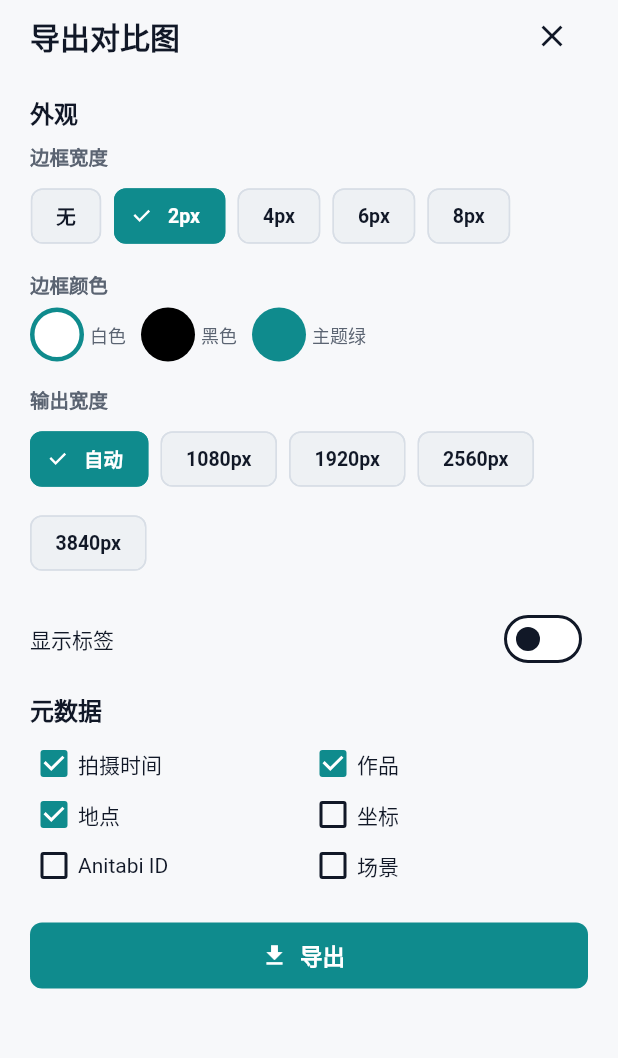
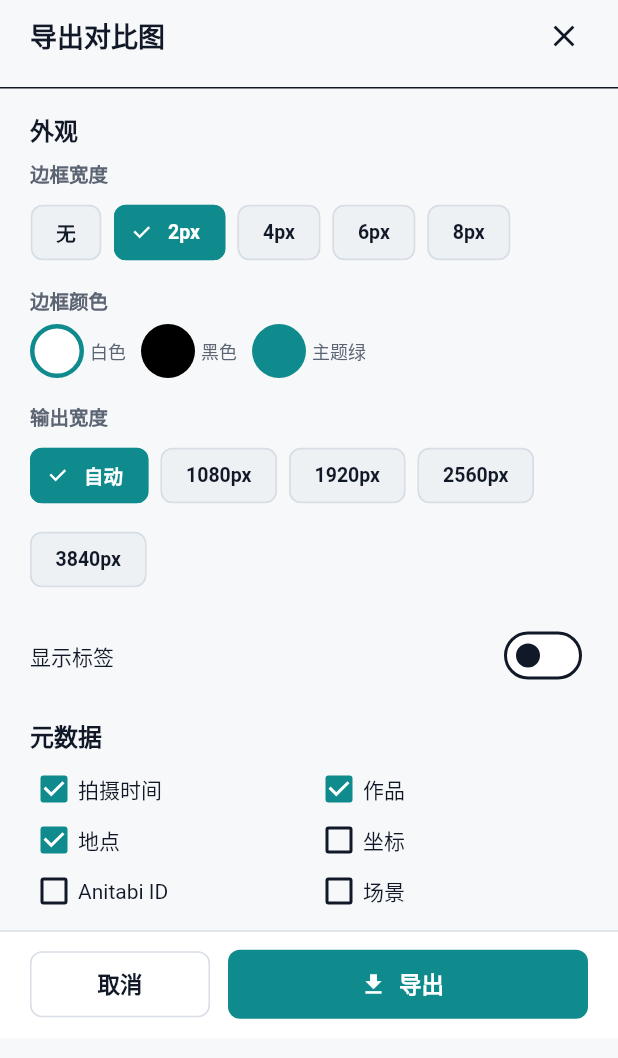
Before and after one commit to BilyHurington/MiriaGo, a Flutter app: the ComparisonExportSheet widget shown alone on an empty page, opened directly with empty values, on a phone screen of 412 x 824 dp. Shown: the top 1058 px of the screen. Run offline on Flutter 3.47's test engine with Material 3 defaults, Android fonts, the light colour scheme and no system bars; our stand-ins replace drift, flutter_map, geolocator, image_picker, latlong2, permission_handler; missing offline and left inert: camerawesome; accounts and stored records are empty; generated files the repository leaves out were written again; statements that could not run were skipped.

Commit message:
fix: constrain comparison export sheet layout

```diff
--- a/lib/records/comparison_export_sheet.dart
+++ b/lib/records/comparison_export_sheet.dart
@@ -60,257 +60,42 @@ class _ComparisonExportSheetState extends State<ComparisonExportSheet> {
   @override
   Widget build(BuildContext context) {
     final bottomInset = MediaQuery.paddingOf(context).bottom;
+    final sheetHeight = MediaQuery.sizeOf(context).height * 0.84;
 
     return SafeArea(
       top: false,
-      child: Padding(
-        padding: EdgeInsets.fromLTRB(20, 0, 20, 20 + bottomInset),
+      child: SizedBox(
+        height: sheetHeight,
         child: Column(
-          mainAxisSize: MainAxisSize.min,
           crossAxisAlignment: CrossAxisAlignment.start,
           children: [
-            Row(
-              children: [
-                const Expanded(
-                  child: Text(
-                    '导出对比图',
-                    style: TextStyle(
-                      fontSize: 20,
-                      fontWeight: FontWeight.w800,
-                      letterSpacing: 0,
+            _SheetHeader(exporting: _exporting),
+            const Divider(height: 1),
+            Expanded(
+              child: SingleChildScrollView(
+                padding: const EdgeInsets.fromLTRB(20, 16, 20, 18),
+                child: Column(
+                  crossAxisAlignment: CrossAxisAlignment.start,
+                  children: [
+                    _AppearanceSection(
+                      config: _config,
+                      borderColorOptions: _borderColorOptions,
+                      borderColorLabels: _borderColorLabels,
+                      onChanged: (config) => setState(() => _config = config),
                     ),
-                  ),
+                    const SizedBox(height: 18),
+                    _MetadataSection(
+                      config: _config,
+                      onChanged: (config) => setState(() => _config = config),
+                    ),
+                  ],
                 ),
-                IconButton(
-                  onPressed: () => Navigator.of(context).pop(),
-                  icon: const Icon(Icons.close),
-                ),
-              ],
-            ),
-            const SizedBox(height: 16),
-            const _SectionLabel('外观'),
-            const SizedBox(height: 8),
-            const Text(
-              '边框宽度',
-              style: TextStyle(
-                color: AppColors.textSecondary,
-                fontSize: 13,
-                fontWeight: FontWeight.w700,
-                letterSpacing: 0,
               ),
             ),
-            const SizedBox(height: 6),
-            Wrap(
-              spacing: 8,
-              runSpacing: 8,
-              children: ComparisonBorderWidth.values.map((bw) {
-                return ChoiceChip(
-                  label: Text(
-                    bw.label,
-                    style: TextStyle(
-                      color: _config.borderWidth == bw
-                          ? Colors.white
-                          : AppColors.textPrimary,
-                      fontSize: 13,
-                      fontWeight: FontWeight.w700,
-                      letterSpacing: 0,
-                    ),
-                  ),
-                  selected: _config.borderWidth == bw,
-                  selectedColor: AppColors.accent,
-                  backgroundColor: AppColors.surfaceMuted,
-                  side: BorderSide(
-                    color: _config.borderWidth == bw
-                        ? AppColors.accent
-                        : AppColors.border,
-                  ),
-                  shape: RoundedRectangleBorder(
-                    borderRadius: BorderRadius.circular(8),
-                  ),
-                  onSelected: (_) {
-                    setState(() => _config = _config.copyWith(borderWidth: bw));
-                  },
-                );
-              }).toList(growable: false),
-            ),
-            const SizedBox(height: 12),
-            const Text(
-              '边框颜色',
-              style: TextStyle(
-                color: AppColors.textSecondary,
-                fontSize: 13,
-                fontWeight: FontWeight.w700,
-                letterSpacing: 0,
-              ),
-            ),
-            const SizedBox(height: 6),
-            Row(
-              children: [
-                for (var i = 0; i < _borderColorOptions.length; i += 1) ...[
-                  if (i > 0) const SizedBox(width: 10),
-                  GestureDetector(
-                    onTap: () {
-                      setState(() {
-                        _config = _config.copyWith(
-                          borderColor: _borderColorOptions[i],
-                        );
-                      });
-                    },
-                    child: Container(
-                      width: 36,
-                      height: 36,
-                      decoration: BoxDecoration(
-                        color: _borderColorOptions[i],
-                        shape: BoxShape.circle,
-                        border: Border.all(
-                          color: _config.borderColor == _borderColorOptions[i]
-                              ? AppColors.accent
-                              : _borderColorOptions[i] == Colors.white
-                                  ? AppColors.border
-                                  : Colors.transparent,
-                          width: _config.borderColor == _borderColorOptions[i]
-                              ? 3
-                              : 1,
-                        ),
-                      ),
-                    ),
-                  ),
-                  const SizedBox(width: 4),
-                  Text(
-                    _borderColorLabels[i],
-                    style: const TextStyle(
-                      fontSize: 12,
-                      color: AppColors.textSecondary,
-                      letterSpacing: 0,
-                    ),
-                  ),
-                ],
-              ],
-            ),
-            const SizedBox(height: 16),
-            const Text(
-              '输出宽度',
-              style: TextStyle(
-                color: AppColors.textSecondary,
-                fontSize: 13,
-                fontWeight: FontWeight.w700,
-                letterSpacing: 0,
-              ),
-            ),
-            const SizedBox(height: 6),
-            Wrap(
-              spacing: 8,
-              runSpacing: 8,
-              children: ComparisonOutputWidth.values.map((ow) {
-                return ChoiceChip(
-                  label: Text(
-                    ow.label,
-                    style: TextStyle(
-                      color: _config.outputWidth == ow
-                          ? Colors.white
-                          : AppColors.textPrimary,
-                      fontSize: 13,
-                      fontWeight: FontWeight.w700,
-                      letterSpacing: 0,
-                    ),
-                  ),
-                  selected: _config.outputWidth == ow,
-                  selectedColor: AppColors.accent,
-                  backgroundColor: AppColors.surfaceMuted,
-                  side: BorderSide(
-                    color: _config.outputWidth == ow
-                        ? AppColors.accent
-                        : AppColors.border,
-                  ),
-                  shape: RoundedRectangleBorder(
-                    borderRadius: BorderRadius.circular(8),
-                  ),
-                  onSelected: (_) {
-                    setState(() =>
-                        _config = _config.copyWith(outputWidth: ow));
-                  },
-                );
-              }).toList(growable: false),
-            ),
-            const SizedBox(height: 16),
-            Row(
-              children: [
-                const Text(
-                  '显示标签',
-                  style: TextStyle(fontSize: 14, letterSpacing: 0),
-                ),
-                const Spacer(),
-                Switch(
-                  value: _config.showLabels,
-                  onChanged: (v) {
-                    setState(() => _config = _config.copyWith(showLabels: v));
-                  },
-                ),
-              ],
-            ),
-            const SizedBox(height: 12),
-            const _SectionLabel('元数据'),
-            const SizedBox(height: 8),
-            Wrap(
-              spacing: 4,
-              runSpacing: 2,
-              children: ComparisonMetadataField.values.map((field) {
-                final selected = _config.metadataFields.contains(field);
-                return SizedBox(
-                  width: (MediaQuery.of(context).size.width - 48) / 2,
-                  child: Row(
-                    children: [
-                      Checkbox(
-                        value: selected,
-                        onChanged: (_) {
-                          setState(() {
-                            final updated =
-                                Set<ComparisonMetadataField>.from(
-                                    _config.metadataFields);
-                            if (selected) {
-                              updated.remove(field);
-                            } else {
-                              updated.add(field);
-                            }
-                            _config =
-                                _config.copyWith(metadataFields: updated);
-                          });
-                        },
-                        materialTapTargetSize:
-                            MaterialTapTargetSize.shrinkWrap,
-                        visualDensity: VisualDensity.compact,
-                      ),
-                      Expanded(
-                        child: Text(
-                          field.label,
-                          style: const TextStyle(
-                            fontSize: 14,
-                            letterSpacing: 0,
-                          ),
-                        ),
-                      ),
-                    ],
-                  ),
-                );
-              }).toList(growable: false),
-            ),
-            const SizedBox(height: 20),
-            SizedBox(
-              width: double.infinity,
-              child: FilledButton.icon(
-                onPressed: _exporting ? null : _doExport,
-                icon: _exporting
-                    ? const SizedBox(
-                        width: 18,
-                        height: 18,
-                        child: CircularProgressIndicator(
-                          strokeWidth: 2,
-                          color: Colors.white,
-                        ),
-                      )
-                    : const Icon(Icons.download, size: 18),
-                label: Text(_exporting ? '导出中...' : '导出'),
-              ),
+            _SheetFooter(
+              bottomInset: bottomInset,
+              exporting: _exporting,
+              onExport: _doExport,
             ),
           ],
         ),
@@ -337,10 +122,341 @@ class _ComparisonExportSheetState extends State<ComparisonExportSheet> {
       ImageViewerScreen.show(context, filePath: path);
     } else {
       setState(() => _exporting = false);
-      ScaffoldMessenger.of(context).showSnackBar(
-        const SnackBar(content: Text('导出失败，请稍后重试。')),
-      );
+      ScaffoldMessenger.of(
+        context,
+      ).showSnackBar(const SnackBar(content: Text('导出失败，请稍后重试。')));
     }
+  }
+}
+
+class _SheetHeader extends StatelessWidget {
+  const _SheetHeader({required this.exporting});
+
+  final bool exporting;
+
+  @override
+  Widget build(BuildContext context) {
+    return Padding(
+      padding: const EdgeInsets.fromLTRB(20, 0, 12, 10),
+      child: Row(
+        children: [
+          const Expanded(
+            child: Text(
+              '导出对比图',
+              style: TextStyle(
+                fontSize: 18,
+                fontWeight: FontWeight.w800,
+                letterSpacing: 0,
+              ),
+            ),
+          ),
+          IconButton(
+            tooltip: '关闭',
+            onPressed: exporting ? null : () => Navigator.of(context).pop(),
+            icon: const Icon(Icons.close),
+          ),
+        ],
+      ),
+    );
+  }
+}
+
+class _AppearanceSection extends StatelessWidget {
+  const _AppearanceSection({
+    required this.config,
+    required this.borderColorOptions,
+    required this.borderColorLabels,
+    required this.onChanged,
+  });
+
+  final ComparisonExportConfig config;
+  final List<Color> borderColorOptions;
+  final List<String> borderColorLabels;
+  final ValueChanged<ComparisonExportConfig> onChanged;
+
+  @override
+  Widget build(BuildContext context) {
+    return Column(
+      crossAxisAlignment: CrossAxisAlignment.start,
+      children: [
+        const _SectionLabel('外观'),
+        const SizedBox(height: 8),
+        const _FieldLabel('边框宽度'),
+        const SizedBox(height: 6),
+        Wrap(
+          spacing: 8,
+          runSpacing: 8,
+          children: ComparisonBorderWidth.values
+              .map((bw) {
+                return _OptionChip(
+                  label: bw.label,
+                  selected: config.borderWidth == bw,
+                  onSelected: () => onChanged(config.copyWith(borderWidth: bw)),
+                );
+              })
+              .toList(growable: false),
+        ),
+        const SizedBox(height: 12),
+        const _FieldLabel('边框颜色'),
+        const SizedBox(height: 6),
+        Wrap(
+          spacing: 10,
+          runSpacing: 8,
+          children: [
+            for (var i = 0; i < borderColorOptions.length; i += 1)
+              _ColorOption(
+                color: borderColorOptions[i],
+                label: borderColorLabels[i],
+                selected: config.borderColor == borderColorOptions[i],
+                onTap: () => onChanged(
+                  config.copyWith(borderColor: borderColorOptions[i]),
+                ),
+              ),
+          ],
+        ),
+        const SizedBox(height: 16),
+        const _FieldLabel('输出宽度'),
+        const SizedBox(height: 6),
+        Wrap(
+          spacing: 8,
+          runSpacing: 8,
+          children: ComparisonOutputWidth.values
+              .map((ow) {
+                return _OptionChip(
+                  label: ow.label,
+                  selected: config.outputWidth == ow,
+                  onSelected: () => onChanged(config.copyWith(outputWidth: ow)),
+                );
+              })
+              .toList(growable: false),
+        ),
+        const SizedBox(height: 16),
+        Row(
+          children: [
+            const Text(
+              '显示标签',
+              style: TextStyle(fontSize: 14, letterSpacing: 0),
+            ),
+            const Spacer(),
+            Switch(
+              value: config.showLabels,
+              onChanged: (v) => onChanged(config.copyWith(showLabels: v)),
+            ),
+          ],
+        ),
+      ],
+    );
+  }
+}
+
+class _MetadataSection extends StatelessWidget {
+  const _MetadataSection({required this.config, required this.onChanged});
+
+  final ComparisonExportConfig config;
+  final ValueChanged<ComparisonExportConfig> onChanged;
+
+  @override
+  Widget build(BuildContext context) {
+    return Column(
+      crossAxisAlignment: CrossAxisAlignment.start,
+      children: [
+        const _SectionLabel('元数据'),
+        const SizedBox(height: 8),
+        LayoutBuilder(
+          builder: (context, constraints) {
+            final itemWidth = constraints.maxWidth >= 360
+                ? (constraints.maxWidth - 8) / 2
+                : constraints.maxWidth;
+
+            return Wrap(
+              spacing: 8,
+              runSpacing: 2,
+              children: ComparisonMetadataField.values
+                  .map((field) {
+                    final selected = config.metadataFields.contains(field);
+                    return SizedBox(
+                      width: itemWidth,
+                      child: Row(
+                        children: [
+                          Checkbox(
+                            value: selected,
+                            onChanged: (_) {
+                              final updated = Set<ComparisonMetadataField>.from(
+                                config.metadataFields,
+                              );
+                              if (selected) {
+                                updated.remove(field);
+                              } else {
+                                updated.add(field);
+                              }
+                              onChanged(
+                                config.copyWith(metadataFields: updated),
+                              );
+                            },
+                            materialTapTargetSize:
+                                MaterialTapTargetSize.shrinkWrap,
+                            visualDensity: VisualDensity.compact,
+                          ),
+                          Expanded(
+                            child: Text(
+                              field.label,
+                              style: const TextStyle(
+                                fontSize: 14,
+                                letterSpacing: 0,
+                              ),
+                            ),
+                          ),
+                        ],
+                      ),
+                    );
+                  })
+                  .toList(growable: false),
+            );
+          },
+        ),
+      ],
+    );
+  }
+}
+
+class _SheetFooter extends StatelessWidget {
+  const _SheetFooter({
+    required this.bottomInset,
+    required this.exporting,
+    required this.onExport,
+  });
+
+  final double bottomInset;
+  final bool exporting;
+  final VoidCallback onExport;
+
+  @override
+  Widget build(BuildContext context) {
+    return DecoratedBox(
+      decoration: const BoxDecoration(
+        color: AppColors.surface,
+        border: Border(top: BorderSide(color: AppColors.border)),
+      ),
+      child: Padding(
+        padding: EdgeInsets.fromLTRB(20, 12, 20, 12 + bottomInset),
+        child: Row(
+          children: [
+            Expanded(
+              child: OutlinedButton(
+                onPressed: exporting ? null : () => Navigator.of(context).pop(),
+                child: const Text('取消'),
+              ),
+            ),
+            const SizedBox(width: 12),
+            Expanded(
+              flex: 2,
+              child: FilledButton.icon(
+                onPressed: exporting ? null : onExport,
+                icon: exporting
+                    ? const SizedBox(
+                        width: 18,
+                        height: 18,
+                        child: CircularProgressIndicator(
+                          strokeWidth: 2,
+                          color: Colors.white,
+                        ),
+                      )
+                    : const Icon(Icons.download, size: 18),
+                label: Text(exporting ? '导出中...' : '导出'),
+                style: FilledButton.styleFrom(
+                  minimumSize: const Size.fromHeight(46),
+                ),
+              ),
+            ),
+          ],
+        ),
+      ),
+    );
+  }
+}
+
+class _OptionChip extends StatelessWidget {
+  const _OptionChip({
+    required this.label,
+    required this.selected,
+    required this.onSelected,
+  });
+
+  final String label;
+  final bool selected;
+  final VoidCallback onSelected;
+
+  @override
+  Widget build(BuildContext context) {
+    return ChoiceChip(
+      label: Text(
+        label,
+        style: TextStyle(
+          color: selected ? Colors.white : AppColors.textPrimary,
+          fontSize: 13,
+          fontWeight: FontWeight.w700,
+          letterSpacing: 0,
+        ),
+      ),
+      selected: selected,
+      selectedColor: AppColors.accent,
+      backgroundColor: AppColors.surfaceMuted,
+      side: BorderSide(color: selected ? AppColors.accent : AppColors.border),
+      shape: RoundedRectangleBorder(borderRadius: BorderRadius.circular(8)),
+      onSelected: (_) => onSelected(),
+    );
+  }
+}
+
+class _ColorOption extends StatelessWidget {
+  const _ColorOption({
+    required this.color,
+    required this.label,
+    required this.selected,
+    required this.onTap,
+  });
+
+  final Color color;
+  final String label;
+  final bool selected;
+  final VoidCallback onTap;
+
+  @override
+  Widget build(BuildContext context) {
+    return InkWell(
+      borderRadius: BorderRadius.circular(18),
+      onTap: onTap,
+      child: Row(
+        mainAxisSize: MainAxisSize.min,
+        children: [
+          Container(
+            width: 36,
+            height: 36,
+            decoration: BoxDecoration(
+              color: color,
+              shape: BoxShape.circle,
+              border: Border.all(
+                color: selected
+                    ? AppColors.accent
+                    : color == Colors.white
+                    ? AppColors.border
+                    : Colors.transparent,
+                width: selected ? 3 : 1,
+              ),
+            ),
+          ),
+          const SizedBox(width: 4),
+          Text(
+            label,
+            style: const TextStyle(
+              fontSize: 12,
+              color: AppColors.textSecondary,
+              letterSpacing: 0,
+            ),
+          ),
+        ],
+      ),
+    );
   }
 }
 
@@ -361,3 +477,22 @@ class _SectionLabel extends StatelessWidget {
     );
   }
 }
+
+class _FieldLabel extends StatelessWidget {
+  const _FieldLabel(this.label);
+
+  final String label;
+
+  @override
+  Widget build(BuildContext context) {
+    return Text(
+      label,
+      style: const TextStyle(
+        color: AppColors.textSecondary,
+        fontSize: 13,
+        fontWeight: FontWeight.w700,
+        letterSpacing: 0,
+      ),
+    );
+  }
+}
```
